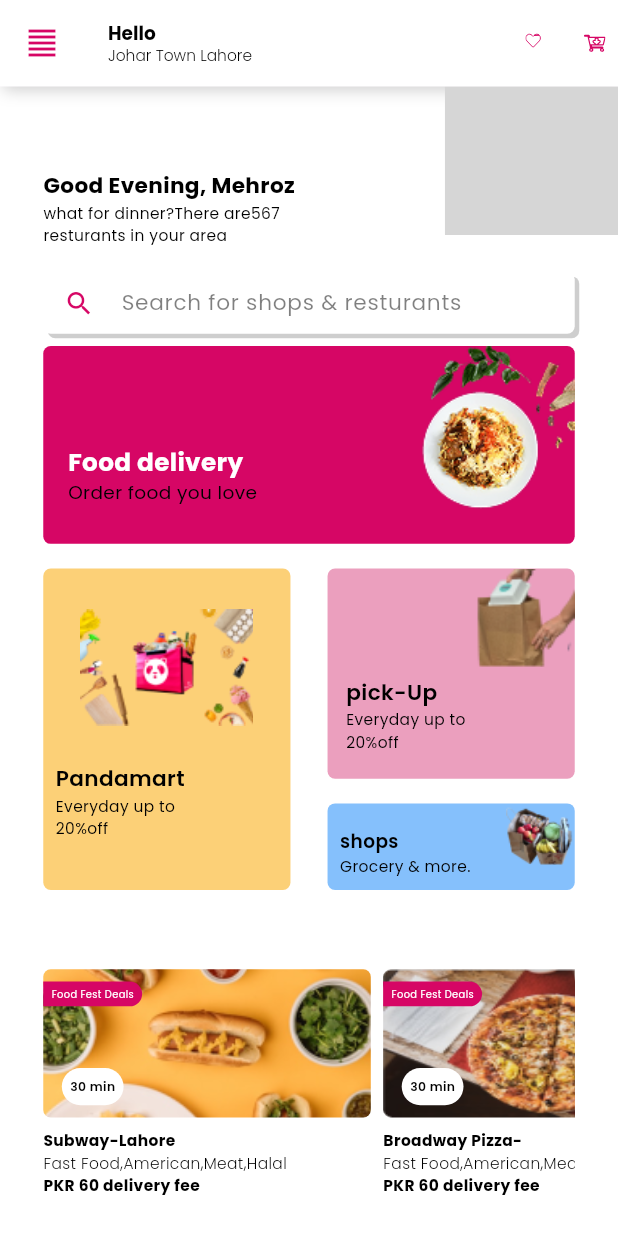
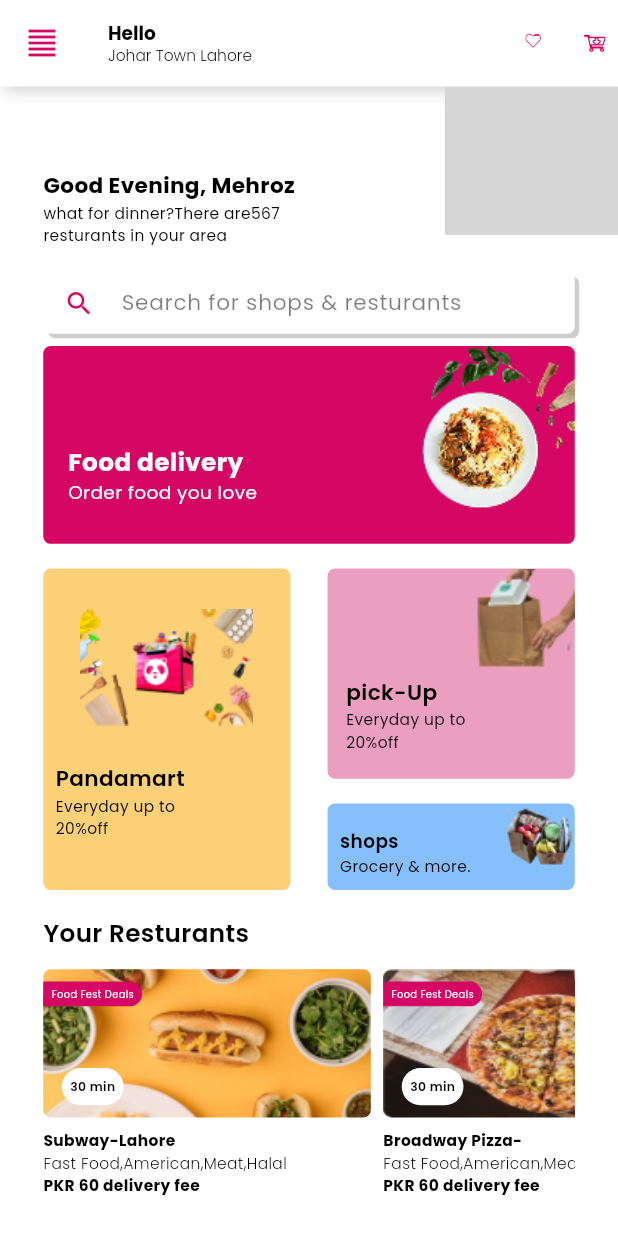
Before and after one commit to MQasimTayyab/New-flutter-Project, a Flutter app: the screen it shows after launch, on a phone screen of 412 x 824 dp. Run offline on Flutter 3.47's test engine with Material 3 defaults, Android fonts, the phone set to English and light mode, and no system bars; our stand-ins replace device_preview, flutter_svg, page_transition; grey boxes are pictures that could not be loaded.

Commit message:
change text

```diff
--- a/lib/Presentation/widgets/home/components/food_delivery.dart
+++ b/lib/Presentation/widgets/home/components/food_delivery.dart
@@ -67,7 +67,7 @@ class Fooddelivery extends StatelessWidget {
                 CommonText(
                     text: AppStrings.order,
                     Styles: Styles.textstyleHeaderfour(context,
-                        color: AppColor.black))
+                        color: AppColor.white))
               ],
             ),
           ),
--- a/lib/Presentation/widgets/home/components/home_page.dart
+++ b/lib/Presentation/widgets/home/components/home_page.dart
@@ -1,5 +1,6 @@
 import 'package:flutter/material.dart';
 import 'package:flutter/rendering.dart';
+import 'package:flutter_proj/Data/app_color.dart';
 import 'package:flutter_proj/Data/app_strings.dart';
 import 'package:flutter_proj/Data/common_textstyle.dart';
 
@@ -113,10 +114,9 @@ class _HomePageState extends State<HomePage> {
                           children: [
                             CommonText(
                                 text: AppStrings.yourresturant,
-                                Styles: Styles.textstyleHeaderone(
-                                  context,
-                                  fontWeight: FontWeight.w600,
-                                ))
+                                Styles: Styles.textstyleHeaderone(context,
+                                    fontWeight: FontWeight.w600,
+                                    color: AppColor.black))
                             // commontext(
                             //     text: 'Your Restaurants',
                             //     fontSize: screenWidth * 0.04,
```
